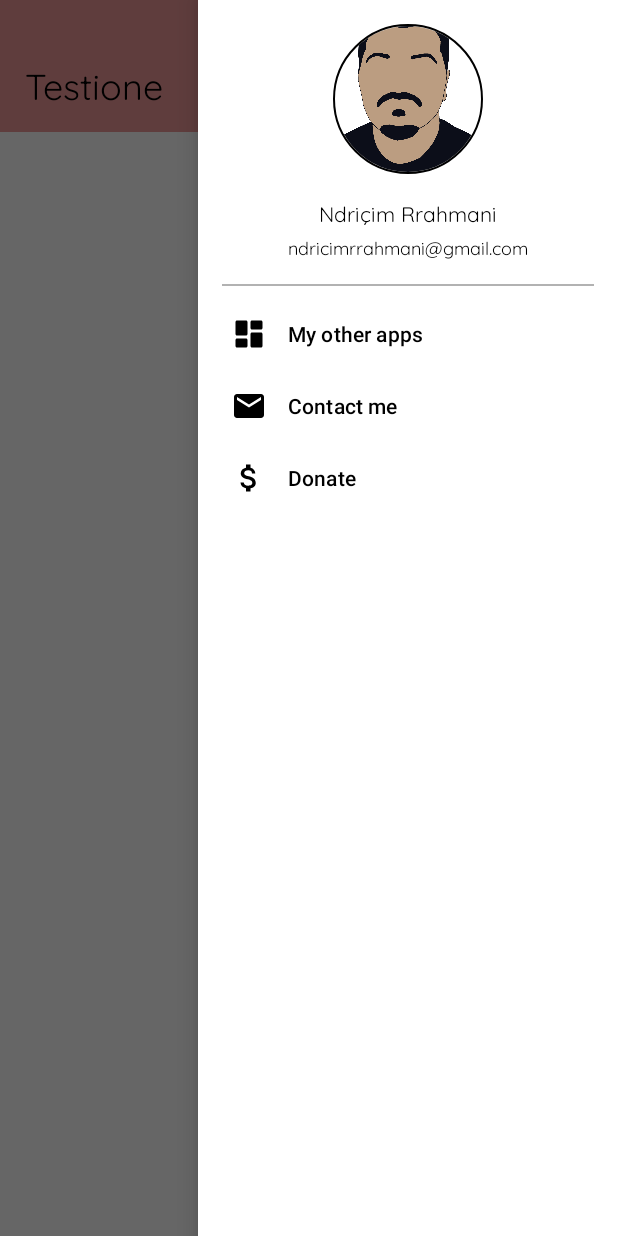
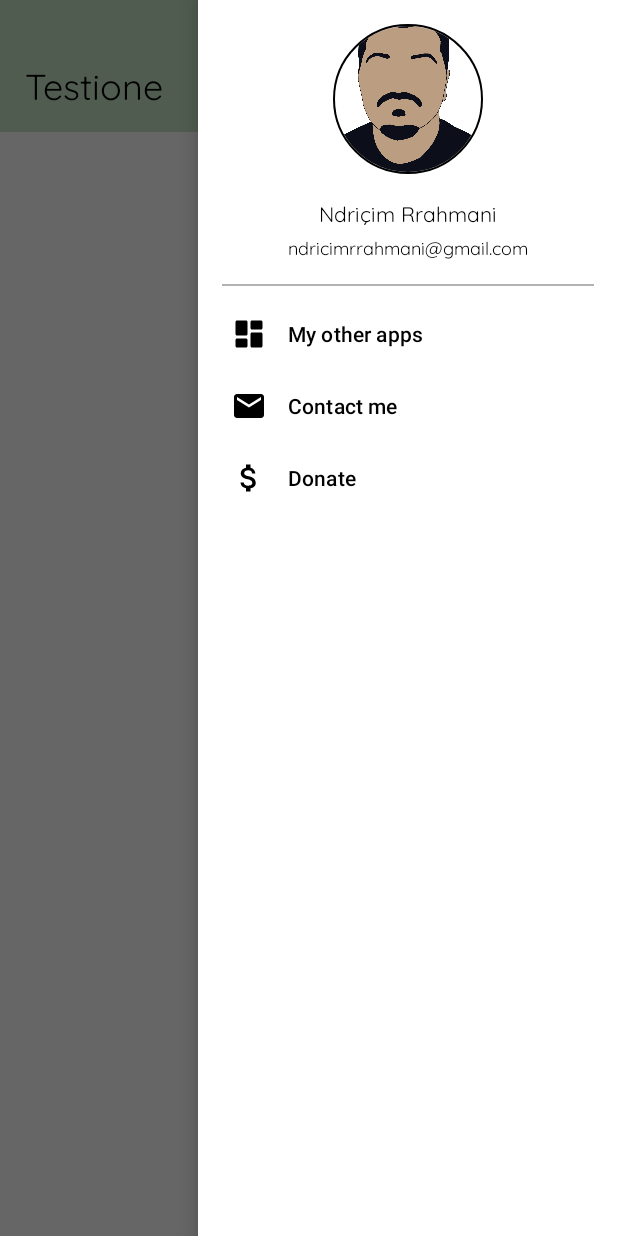
Before and after one commit to ndriqa/mewsic, an Android app: the screen it shows after launch (MainActivity), with the side drawer open, on a phone screen of 412 x 824 dp. Run offline under Robolectric (Android 15) with nearby library versions, the light colour scheme and no system bars; our stand-ins replace CircleImageView, data binding.

Commit message:
changed color palette

```diff
--- a/app/src/main/res/values/colors.xml
+++ b/app/src/main/res/values/colors.xml
@@ -1,11 +1,11 @@
 <?xml version="1.0" encoding="utf-8"?>
 <resources>
-    <color name="primaryColor">#ef9a9a</color>
-    <color name="primaryLightColor">#ffcccb</color>
-    <color name="primaryDarkColor">#ba6b6c</color>
-    <color name="secondaryColor">#3f51b5</color>
-    <color name="secondaryLightColor">#757de8</color>
-    <color name="secondaryDarkColor">#002984</color>
+    <color name="primaryColor">#c8e6c9</color>
+    <color name="primaryLightColor">#fbfffc</color>
+    <color name="primaryDarkColor">#97b498</color>
+    <color name="secondaryColor">#795548</color>
+    <color name="secondaryLightColor">#a98274</color>
+    <color name="secondaryDarkColor">#4b2c20</color>
     <color name="primaryTextColor">#000000</color>
     <color name="secondaryTextColor">#ffffff</color>
- </resources>
+</resources>
```
